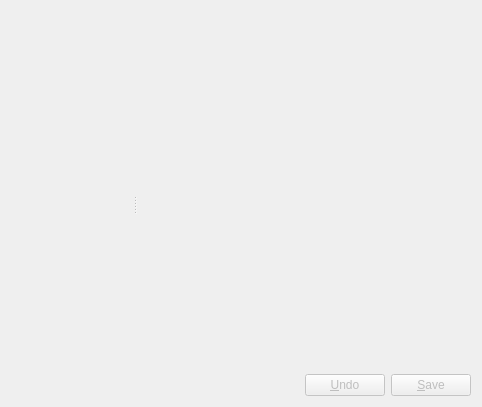
The window that src/manager/walletwidget.ui (KDE/kwalletmanager) describes before a commit, drawn with Qt 5.
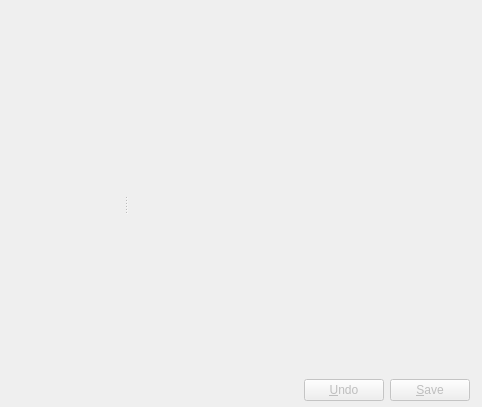
The same window after the commit. Custom widgets are drawn as their Qt base class.

Commit message: Redesign kwallet to have consistent margins and separator

Patch:
```diff
--- a/src/manager/walletwidget.ui
+++ b/src/manager/walletwidget.ui
@@ -17,6 +17,9 @@
    </sizepolicy>
   </property>
   <layout class="QGridLayout">
+   <property name="margin">
+    <number>0</number>
+   </property>
    <item row="0" column="0">
     <widget class="QSplitter" name="_splitter">
      <property name="sizePolicy">
@@ -50,8 +53,14 @@
      </widget>
      <widget class="QWidget" name="layout3">
       <layout class="QVBoxLayout" name="verticalLayout_4">
-       <property name="margin">
-        <number>0</number>
+       <property name="leftMargin">
+        <number>6</number>
+       </property>
+       <property name="rightMargin">
+        <number>6</number>
+       </property>
+       <property name="topMargin">
+        <number>6</number>
        </property>
        <item>
         <layout class="QHBoxLayout">
@@ -274,6 +283,9 @@
        </item>
        <item>
         <layout class="QHBoxLayout" name="horizontalLayout_4">
+         <property name="margin">
+          <number>6</number>
+         </property>
          <item>
           <spacer name="horizontalSpacer">
            <property name="orientation">
```
Left out of the diff: 3 changed lines with no effect on the pictures. The commit also changes 3 other files.
